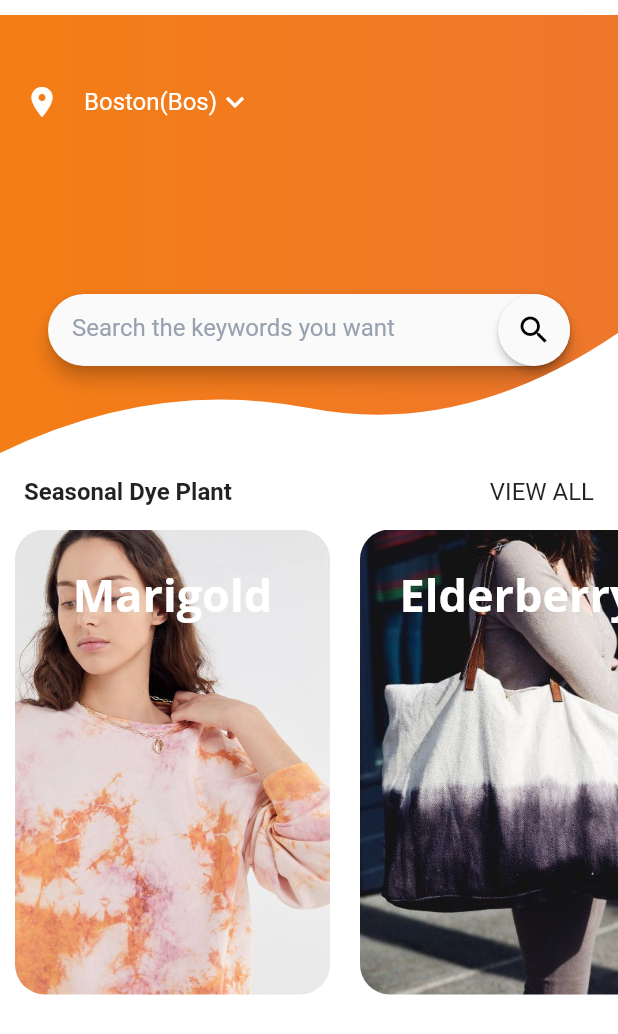
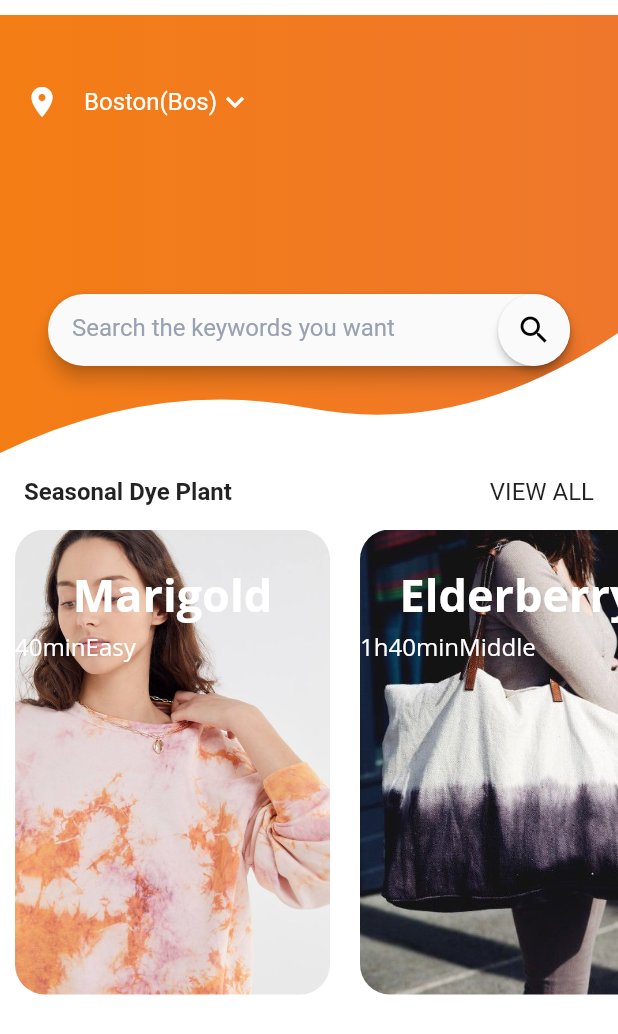
Before and after one commit to MaggieGreen/Natural-Dye, a Flutter app: the Profile screen opened by its route, on a phone screen of 412 x 824 dp. Shown: the top 1034 px of the screen. Run offline on Flutter 3.47's test engine with Material 2 defaults, Android fonts, the phone set to English and light mode, and no system bars; our stand-ins replace video_player.

Commit message:
plant detail

```diff
--- a/lib/pages/profile.dart
+++ b/lib/pages/profile.dart
@@ -247,6 +247,28 @@ class PlantCard extends StatelessWidget {
                               fontFamily: 'OpenSans',
                               color: Colors.white,
                               fontWeight: FontWeight.w700),
+                        ),
+                        Row(
+                          children: [
+                            Text(
+                              time,
+                              style: TextStyle(
+                                  fontSize: 16,
+                                  height: 1.5,
+                                  fontFamily: 'OpenSans',
+                                  color: Colors.white,
+                                  fontWeight: FontWeight.w400),
+                            ),
+                            Text(
+                              leavel,
+                              style: TextStyle(
+                                  fontSize: 16,
+                                  height: 1.5,
+                                  fontFamily: 'OpenSans',
+                                  color: Colors.white,
+                                  fontWeight: FontWeight.w400),
+                            ),
+                          ],
                         )
                       ],
                     )))
```
